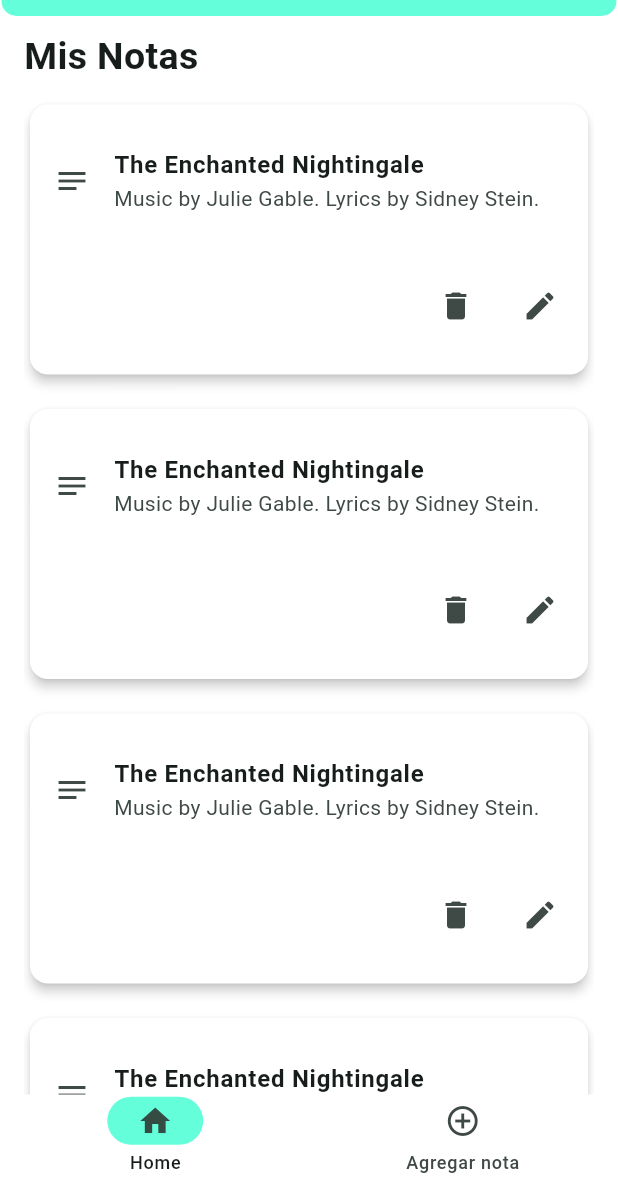
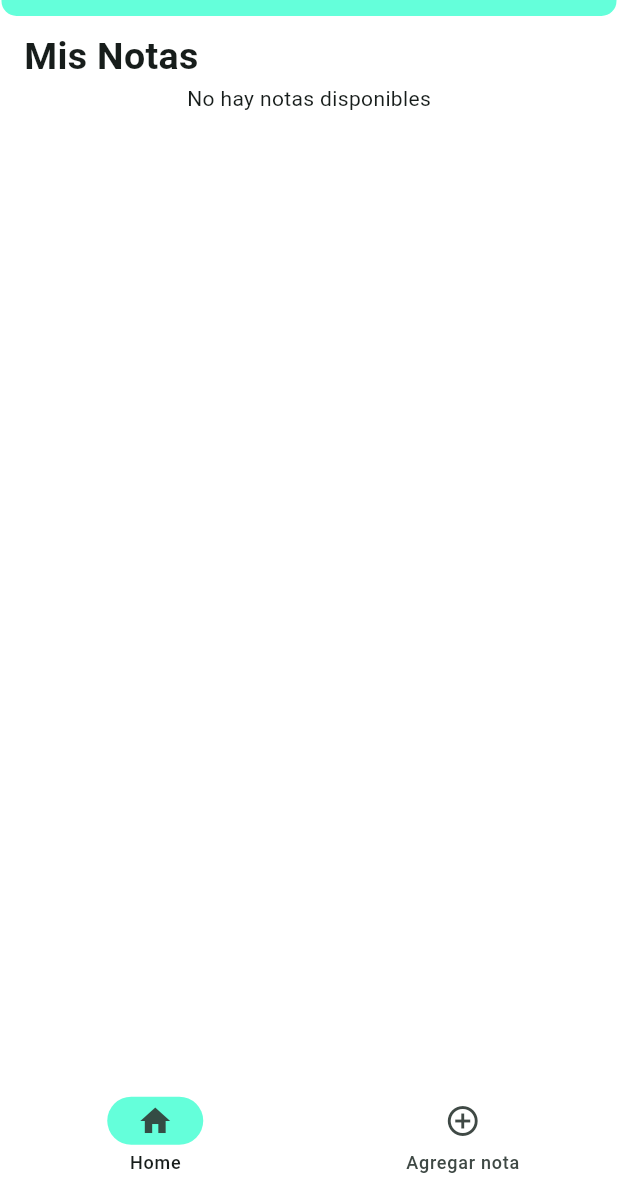
Before and after one commit to gonzacabrera2506/notapp, a Flutter app: the screen it shows after launch, on a phone screen of 412 x 824 dp, the part 59-1236 px from its top. Run offline on Flutter 3.47's test engine with Material 3 defaults, Android fonts, the phone set to English and light mode, and no system bars; our stand-ins replace equatable, flutter_bloc, font_awesome_flutter, get_it, go_router, isar and 1 more; accounts and stored records are empty; generated files the repository leaves out were written again; statements that could not run were skipped.

Commit message:
WIP: load notes in home_screen

```diff
--- a/lib/di/locator.dart
+++ b/lib/di/locator.dart
@@ -10,5 +10,5 @@ void setupLocator() {
       () => LocalStorageRepositoryImpl(IsarDatasource()));
 
   getIt.registerFactory(
-      () => NoteBloc(addNoteRepository: getIt<LocalStorageRepositoryImpl>()));
+      () => NoteBloc(noteRepository: getIt<LocalStorageRepositoryImpl>()));
 }
--- a/lib/presentation/blocs/bloc/note/note_state.dart
+++ b/lib/presentation/blocs/bloc/note/note_state.dart
@@ -4,12 +4,14 @@ class NoteState extends Equatable {
   final bool isLoading;
   final bool isSuccess;
   final bool isFailure;
+  final List<Note> notes;
   final String errorMessage;
 
   const NoteState({
     this.isLoading = false,
     this.isSuccess = false,
     this.isFailure = false,
+    this.notes = const [],
     this.errorMessage = '',
   });
 
@@ -17,12 +19,14 @@ class NoteState extends Equatable {
     bool? isLoading,
     bool? isSuccess,
     bool? isFailure,
+    List<Note>? notes,
     String? errorMessage,
   }) {
     return NoteState(
       isLoading: isLoading ?? this.isLoading,
       isSuccess: isSuccess ?? this.isSuccess,
       isFailure: isFailure ?? this.isFailure,
+      notes: notes ?? this.notes,
     );
   }
 
@@ -31,5 +35,6 @@ class NoteState extends Equatable {
         isLoading,
         isSuccess,
         isFailure,
+        notes,
       ];
 }
--- a/lib/presentation/screens/home_screen.dart
+++ b/lib/presentation/screens/home_screen.dart
@@ -1,6 +1,8 @@
 import 'package:flutter/material.dart';
 import 'package:flutter_bloc/flutter_bloc.dart';
+import 'package:notapp/di/locator.dart';
 import 'package:notapp/presentation/blocs/bloc/dark_theme/dark_theme_bloc.dart';
+import 'package:notapp/presentation/blocs/bloc/note/note_bloc.dart';
 import 'package:notapp/widgets/customBottomNavigationBar_widget.dart';
 import 'package:notapp/widgets/customCardWidget.dart';
 
@@ -14,14 +16,28 @@ class HomeScreen extends StatefulWidget {
 
 class _HomeScreenState extends State<HomeScreen> {
   @override
+  void initState() {
+    super.initState();
+    context.read<NoteBloc>().add(const LoadNotesEvent());
+  }
+
+  @override
   Widget build(BuildContext context) {
     return Padding(
         padding: const EdgeInsets.symmetric(horizontal: 1),
+        child: BlocProvider(
+          create: (context) => getIt<NoteBloc>(),
+          child: Builder(builder: (BuildContext newContext) {
+            return BlocListener<NoteBloc, NoteState>(
+              listener: (context, state) {
+                // TODO: implement listener
+              },
               child: Scaffold(
                 backgroundColor: Theme.of(context).scaffoldBackgroundColor,
                 appBar: AppBar(
                   toolbarHeight: 50,
-            backgroundColor: Theme.of(context).appBarTheme.backgroundColor,
+                  backgroundColor:
+                      Theme.of(context).appBarTheme.backgroundColor,
                   shape: const RoundedRectangleBorder(
                       borderRadius: BorderRadius.vertical(
                     bottom: Radius.circular(10),
@@ -63,13 +79,13 @@ class _HomeScreenState extends State<HomeScreen> {
                         ))
                   ],
                 ),
-          body: const Padding(
-            padding: EdgeInsets.symmetric(horizontal: 15),
+                body: Padding(
+                  padding: const EdgeInsets.symmetric(horizontal: 15),
                   child: SingleChildScrollView(
                     child: Column(
                       children: [
-                  SizedBox(height: 9),
-                  Row(
+                        const SizedBox(height: 9),
+                        const Row(
                           mainAxisAlignment: MainAxisAlignment.start,
                           children: [
                             Text(
@@ -79,17 +95,34 @@ class _HomeScreenState extends State<HomeScreen> {
                             ),
                           ],
                         ),
-                  SizedBox(height: 10),
-                  Customcardwidget(),
-                  SizedBox(height: 15),
-                  Customcardwidget(),
-                  SizedBox(height: 15),
-                  Customcardwidget(),
-                  SizedBox(height: 15),
-                  Customcardwidget(),
-                  SizedBox(height: 15),
-                  Customcardwidget(),
-                  SizedBox(height: 15),
+                        Expanded(child: BlocBuilder<NoteBloc, NoteState>(
+                            builder: (context, state) {
+                          if (state.notes.isEmpty) {
+                            return const Center(
+                                child: Text("No hay notas disponibles"));
+                          }
+                          return ListView.builder(
+                            itemCount: state.notes.length,
+                            itemBuilder: (context, index) {
+                              final note = state.notes[index];
+
+                              return Customcardwidget(
+                                  title: Text(note.title.toString()),
+                                  subtitle: Text(note.description.toString()));
+                            },
+                          );
+                        }))
+                        // SizedBox(height: 10),
+                        // Customcardwidget(),
+                        // SizedBox(height: 15),
+                        // Customcardwidget(),
+                        // SizedBox(height: 15),
+                        // Customcardwidget(),
+                        // SizedBox(height: 15),
+                        // Customcardwidget(),
+                        // SizedBox(height: 15),
+                        // Customcardwidget(),
+                        // SizedBox(height: 15),
                       ],
                     ),
                   ),
@@ -97,6 +130,9 @@ class _HomeScreenState extends State<HomeScreen> {
                 bottomNavigationBar: const CustomNavigationBar(
                   currentIndex: 0,
                 ),
+              ),
+            );
+          }),
         ));
   }
 }
--- a/lib/widgets/customCardWidget.dart
+++ b/lib/widgets/customCardWidget.dart
@@ -1,7 +1,13 @@
 import 'package:flutter/material.dart';
 
 class Customcardwidget extends StatelessWidget {
-  const Customcardwidget({super.key});
+  final Text title;
+  final Text subtitle;
+  const Customcardwidget({
+    super.key,
+    required this.title,
+    required this.subtitle,
+  });
 
   @override
   Widget build(BuildContext context) {
@@ -17,18 +23,14 @@ class Customcardwidget extends StatelessWidget {
             child: Column(
               children: [
                 const SizedBox(height: 15),
-                const ListTile(
-                  leading: Icon(Icons.notes_outlined),
-                  title: Text(
-                    'The Enchanted Nightingale',
-                    style: TextStyle(fontWeight: FontWeight.bold),
-                  ),
-                  subtitle:
-                      Text('Music by Julie Gable. Lyrics by Sidney Stein.'),
+                ListTile(
+                  leading: const Icon(Icons.notes_outlined),
+                  title: title,
+                  subtitle: subtitle,
                 ),
                 const SizedBox(height: 15),
                 ButtonTheme(
-                  child: ButtonBar(
+                  child: OverflowBar(
                     children: <Widget>[
                       IconButton(
                           tooltip: 'Eliminar nota',
```
Also changed, not shown: lib/presentation/blocs/bloc/note/note_bloc.dart (+18 -3 lines). Lines whose indentation alone changed are shown as unchanged.
